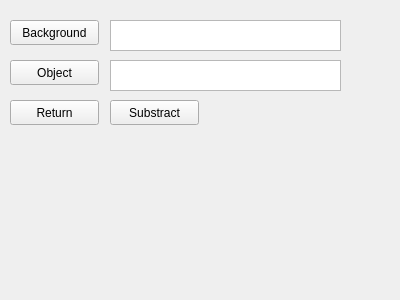
The window that gui/pages/substractToolPage.ui (jacv050/dataset-tools) describes before a commit, drawn with Qt 5.
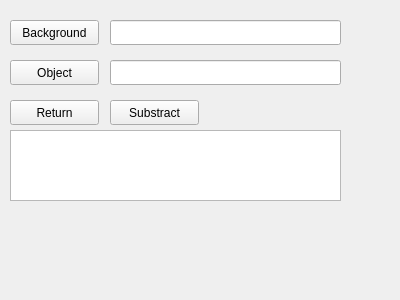
The same window after the commit.

Commit message: Removed boost process. Process controlled with QProcess. Changed edit text of interface

What changed in the file:
```diff
--- a/gui/pages/substractToolPage.ui
+++ b/gui/pages/substractToolPage.ui
@@ -65,23 +65,33 @@
     <string>Object</string>
    </property>
   </widget>
-  <widget class="QPlainTextEdit" name="txtObject">
+  <widget class="QPlainTextEdit" name="plainTextEdit">
    <property name="geometry">
     <rect>
-     <x>110</x>
-     <y>60</y>
-     <width>231</width>
-     <height>31</height>
+     <x>10</x>
+     <y>130</y>
+     <width>331</width>
+     <height>71</height>
     </rect>
    </property>
   </widget>
-  <widget class="QPlainTextEdit" name="txtBackground">
+  <widget class="QLineEdit" name="txtBackground">
    <property name="geometry">
     <rect>
      <x>110</x>
      <y>20</y>
      <width>231</width>
-     <height>31</height>
+     <height>25</height>
+    </rect>
+   </property>
+  </widget>
+  <widget class="QLineEdit" name="txtObject">
+   <property name="geometry">
+    <rect>
+     <x>110</x>
+     <y>60</y>
+     <width>231</width>
+     <height>25</height>
     </rect>
    </property>
   </widget>
```
The commit also changes 103 other files.
